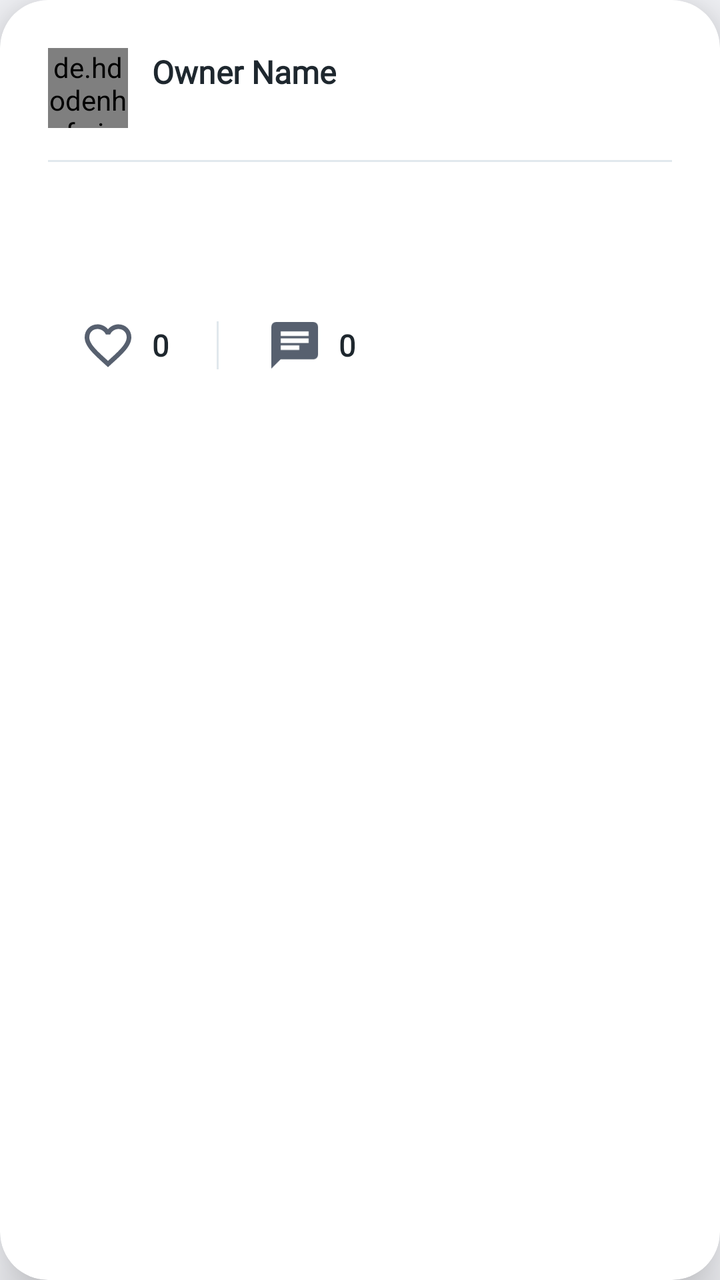
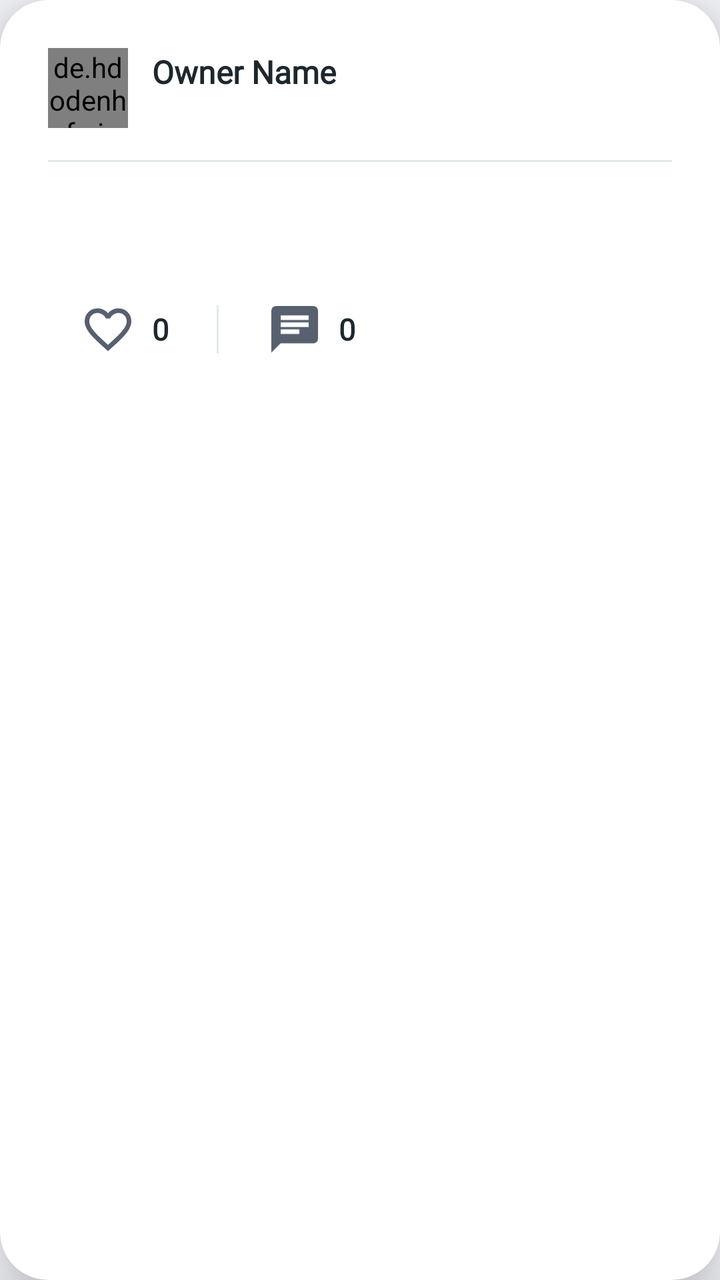

Screens rendered from an Android XML layout before and after an edit, with the pre-edit source and the edit as a unified diff.
<!-- AndroidManifest.xml: application theme Theme.VisiBoard -->
<!-- res/layout/custom_info_window.xml -->
<?xml version="1.0" encoding="utf-8"?>
<androidx.cardview.widget.CardView xmlns:android="http://schemas.android.com/apk/res/android"
    xmlns:app="http://schemas.android.com/apk/res-auto"
    android:layout_width="match_parent"
    android:layout_height="wrap_content"
    app:cardCornerRadius="24dp"
    app:cardElevation="16dp"
    android:layout_margin="16dp"
    app:cardBackgroundColor="@color/card_background">

    <ScrollView
        android:layout_width="match_parent"
        android:layout_height="wrap_content"
        android:maxHeight="550dp">

        <LinearLayout
            android:layout_width="match_parent"
            android:layout_height="wrap_content"
            android:orientation="vertical"
            android:padding="24dp">

            
            <LinearLayout
                android:id="@+id/owner_section"
                android:layout_width="match_parent"
                android:layout_height="wrap_content"
                android:orientation="horizontal"
                android:gravity="center_vertical"
                android:background="?attr/selectableItemBackground"
                android:clickable="true"
                android:focusable="true"
                android:layout_marginBottom="16dp">

                <de.hdodenhof.circleimageview.CircleImageView
                    android:id="@+id/owner_profile_pic"
                    android:layout_width="40dp"
                    android:layout_height="40dp"
                    android:src="@drawable/ic_profile_placeholder"
                    app:civ_border_width="2dp"
                    app:civ_border_color="@color/primary" />

                <LinearLayout
                    android:layout_width="0dp"
                    android:layout_height="wrap_content"
                    android:layout_weight="1"
                    android:orientation="vertical"
                    android:layout_marginStart="12dp">

                    <TextView
                        android:id="@+id/owner_name"
                        android:layout_width="wrap_content"
                        android:layout_height="wrap_content"
                        android:text="Owner Name"
                        android:textSize="16sp"
                        android:textStyle="bold"
                        android:textColor="@color/text_primary"
                        android:fontFamily="@font/poppins_semibold" />

                    <TextView
                        android:id="@+id/note_timestamp"
                        android:layout_width="wrap_content"
                        android:layout_height="wrap_content"
                        android:textColor="@color/text_secondary"
                        android:textSize="12sp"
                        android:fontFamily="@font/poppins_regular" />

                </LinearLayout>

                
                <Button
                    android:id="@+id/btn_follow_owner"
                    android:layout_width="wrap_content"
                    android:layout_height="34dp"
                    android:text="Follow"
                    android:textColor="@color/button_text_primary"
                    android:background="@drawable/btn_primary_selector"
                    android:textAllCaps="false"
                    android:fontFamily="@font/poppins_semibold"
                    android:textSize="12sp"
                    android:paddingStart="20dp"
                    android:paddingEnd="20dp"
                    android:elevation="2dp"
                    android:visibility="gone" />

            </LinearLayout>

            
            <View
                android:layout_width="match_parent"
                android:layout_height="1dp"
                android:background="@color/divider"
                android:layout_marginBottom="16dp" />

            
            <TextView
                android:id="@+id/note_text"
                android:layout_width="match_parent"
                android:layout_height="wrap_content"
                android:textColor="@color/text_primary"
                android:textSize="16sp"
                android:lineSpacingExtra="4dp"
                android:fontFamily="@font/poppins_regular"
                android:layout_marginBottom="20dp" />

            
            <LinearLayout
                android:id="@+id/interaction_section"
                android:layout_width="match_parent"
                android:layout_height="wrap_content"
                android:orientation="horizontal"
                android:gravity="center_vertical"
                android:paddingTop="12dp"
                android:paddingBottom="12dp"
                android:background="@drawable/bg_interaction_bar"
                android:visibility="visible">

                <LinearLayout
                    android:id="@+id/like_section"
                    android:layout_width="wrap_content"
                    android:layout_height="wrap_content"
                    android:orientation="horizontal"
                    android:gravity="center_vertical"
                    android:background="?attr/selectableItemBackgroundBorderless"
                    android:clickable="true"
                    android:focusable="true"
                    android:paddingStart="16dp"
                    android:paddingEnd="16dp"
                    android:paddingTop="8dp"
                    android:paddingBottom="8dp">

                    <ImageView
                        android:id="@+id/btn_like"
                        android:layout_width="28dp"
                        android:layout_height="28dp"
                        android:src="@drawable/ic_heart_outline" />

                    <TextView
                        android:id="@+id/tv_like_count"
                        android:layout_width="wrap_content"
                        android:layout_height="wrap_content"
                        android:text="0"
                        android:textSize="15sp"
                        android:textStyle="bold"
                        android:textColor="@color/text_primary"
                        android:fontFamily="@font/poppins_semibold"
                        android:layout_marginStart="8dp" />

                </LinearLayout>

                <View
                    android:layout_width="1dp"
                    android:layout_height="24dp"
                    android:background="@color/divider"
                    android:layout_marginStart="8dp"
                    android:layout_marginEnd="8dp" />

                <LinearLayout
                    android:id="@+id/comment_section"
                    android:layout_width="wrap_content"
                    android:layout_height="wrap_content"
                    android:orientation="horizontal"
                    android:gravity="center_vertical"
                    android:background="?attr/selectableItemBackgroundBorderless"
                    android:clickable="true"
                    android:focusable="true"
                    android:paddingStart="16dp"
                    android:paddingEnd="16dp"
                    android:paddingTop="8dp"
                    android:paddingBottom="8dp">

                    <ImageView
                        android:id="@+id/btn_comment"
                        android:layout_width="28dp"
                        android:layout_height="28dp"
                        android:src="@drawable/ic_comment" />

                    <TextView
                        android:id="@+id/tv_comment_count"
                        android:layout_width="wrap_content"
                        android:layout_height="wrap_content"
                        android:text="0"
                        android:textSize="15sp"
                        android:textStyle="bold"
                        android:textColor="@color/text_primary"
                        android:fontFamily="@font/poppins_semibold"
                        android:layout_marginStart="8dp" />

                </LinearLayout>

            </LinearLayout>



        </LinearLayout>

    </ScrollView>

</androidx.cardview.widget.CardView>
<!-- resources referenced by this layout -->
<resources>
  <color name="button_text_primary">#FFFFFF</color>
  <color name="card_background">#FFFFFF</color>
  <color name="divider">#E1E8ED</color>
  <color name="primary">#6C5CE7</color>
  <color name="text_primary">#1E272E</color>
  <color name="text_secondary">#57606F</color>
  <!-- drawable bg_interaction_bar (drawable) -->
  <?xml version="1.0" encoding="utf-8"?>
  <shape xmlns:android="http://schemas.android.com/apk/res/android"
      android:shape="rectangle">
      <solid android:color="@color/card_background"/>
      <corners android:radius="16dp"/>
  </shape>
  <!-- drawable btn_primary_selector (drawable) -->
  <?xml version="1.0" encoding="utf-8"?>
  <selector xmlns:android="http://schemas.android.com/apk/res/android">
      <item android:state_pressed="true">
          <shape android:shape="rectangle">
              <solid android:color="@color/button_primary_pressed"/>
              <corners android:radius="30dp"/>
          </shape>
      </item>
      <item>
          <shape android:shape="rectangle">
              <solid android:color="@color/button_primary"/>
              <corners android:radius="30dp"/>
          </shape>
      </item>
  </selector>
  <!-- drawable ic_comment (drawable) -->
  <?xml version="1.0" encoding="utf-8"?>
  <vector xmlns:android="http://schemas.android.com/apk/res/android"
      android:width="24dp"
      android:height="24dp"
      android:viewportWidth="24"
      android:viewportHeight="24">
      <path
          android:fillColor="@color/text_secondary"
          android:pathData="M20,2H4c-1.1,0 -1.99,0.9 -1.99,2L2,22l4,-4h14c1.1,0 2,-0.9 2,-2V4c0,-1.1 -0.9,-2 -2,-2zM6,9h12v2H6V9zM14,14H6v-2h8V14zM18,8H6V6h12V8z"/>
  </vector>
  <!-- drawable ic_profile_placeholder (drawable) -->
  <?xml version="1.0" encoding="utf-8"?>
  <vector xmlns:android="http://schemas.android.com/apk/res/android"
      android:width="24dp"
      android:height="24dp"
      android:viewportWidth="24"
      android:viewportHeight="24">
    <path
        android:fillColor="#FF000000"
        android:pathData="M12,12c2.21,0 4,-1.79 4,-4s-1.79,-4 -4,-4 -4,1.79 -4,4 1.79,4 4,4zM12,14c-2.67,0 -8,1.34 -8,4v2h16v-2c0,-2.66 -5.33,-4 -8,-4z"/>
  </vector>
  <style name="Theme.VisiBoard" parent="Base.Theme.VisiBoard" />
  <color name="button_primary_pressed">#5849C7</color>
  <color name="button_primary">#6C5CE7</color>
  <style name="Base.Theme.VisiBoard" parent="Theme.Material3.DayNight.NoActionBar">
          <item name="colorPrimary">@color/primary</item>
          <item name="colorPrimaryDark">@color/primaryDark</item>
          <item name="colorSecondary">@color/secondary</item>
          <item name="android:windowBackground">@color/background_light</item>
          <item name="android:textColor">@color/text_primary</item>
          <item name="android:statusBarColor">@color/primaryDark</item>
      </style>
  <color name="primaryDark">#5849C7</color>
  <color name="secondary">#74B9FF</color>
  <color name="background_light">#F5F6FA</color>
  <!-- unchanged entries left out for length: 1 -->
</resources>

<!-- the commit's change to res/layout/custom_info_window.xml (unified diff, before → after) -->
@@ -100,7 +100,48 @@
                 android:textSize="16sp"
                 android:lineSpacingExtra="4dp"
                 android:fontFamily="@font/poppins_regular"
-                android:layout_marginBottom="20dp" />
+                android:layout_marginBottom="12dp" />
+
+            
+            <androidx.cardview.widget.CardView
+                android:id="@+id/cv_note_image_container"
+                android:layout_width="match_parent"
+                android:layout_height="wrap_content"
+                app:cardCornerRadius="16dp"
+                app:cardElevation="0dp"
+                android:layout_marginBottom="20dp"
+                android:visibility="gone">
+
+                <androidx.constraintlayout.widget.ConstraintLayout
+                    android:layout_width="match_parent"
+                    android:layout_height="wrap_content">
+
+                    <ImageView
+                        android:id="@+id/iv_note_image"
+                        android:layout_width="0dp"
+                        android:layout_height="0dp"
+                        app:layout_constraintWidth_percent="1.0"
+                        app:layout_constraintDimensionRatio="1:1"
+                        app:layout_constraintTop_toTopOf="parent"
+                        app:layout_constraintStart_toStartOf="parent"
+                        app:layout_constraintEnd_toEndOf="parent"
+                        app:layout_constraintBottom_toBottomOf="parent"
+                        android:scaleType="centerCrop"
+                        android:src="@drawable/placeholder_image" />
+
+                    <ProgressBar
+                        android:id="@+id/progress_image"
+                        android:layout_width="wrap_content"
+                        android:layout_height="wrap_content"
+                        app:layout_constraintTop_toTopOf="parent"
+                        app:layout_constraintBottom_toBottomOf="parent"
+                        app:layout_constraintStart_toStartOf="parent"
+                        app:layout_constraintEnd_toEndOf="parent"
+                        android:visibility="gone" />
+
+                </androidx.constraintlayout.widget.ConstraintLayout>
+
+            </androidx.cardview.widget.CardView>
 
             
             <LinearLayout
<!-- resource entries referenced after the edit -->
@@ -51,6 +51,17 @@
         android:fillColor="#FF000000"
         android:pathData="M12,12c2.21,0 4,-1.79 4,-4s-1.79,-4 -4,-4 -4,1.79 -4,4 1.79,4 4,4zM12,14c-2.67,0 -8,1.34 -8,4v2h16v-2c0,-2.66 -5.33,-4 -8,-4z"/>
   </vector>
+  <!-- drawable placeholder_image (drawable) -->
+  <vector xmlns:android="http://schemas.android.com/apk/res/android"
+      android:width="24dp"
+      android:height="24dp"
+      android:viewportWidth="24"
+      android:viewportHeight="24"
+      android:tint="?attr/colorControlNormal">
+    <path
+        android:fillColor="@android:color/white"
+        android:pathData="M21,19V5c0,-1.1 -0.9,-2 -2,-2H5c-1.1,0 -2,0.9 -2,2v14c0,1.1 0.9,2 2,2h14c1.1,0 2,-0.9 2,-2zM8.5,13.5l2.5,3.01L14.5,12l4.5,6H5l3.5,-4.5z"/>
+  </vector>
   <style name="Theme.VisiBoard" parent="Base.Theme.VisiBoard" />
   <color name="button_primary_pressed">#5849C7</color>
   <color name="button_primary">#6C5CE7</color>
